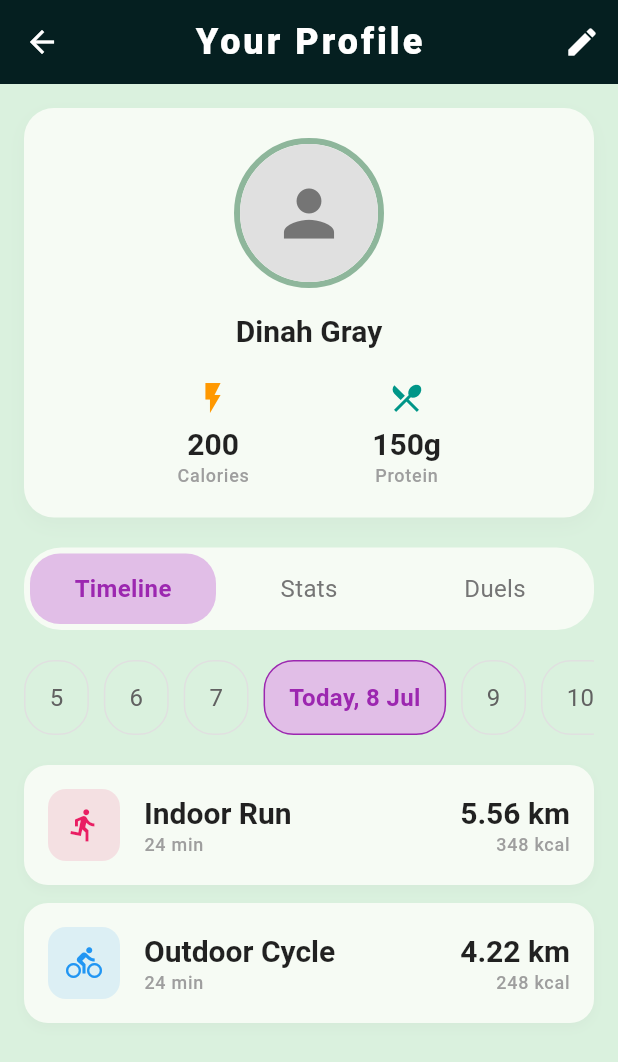
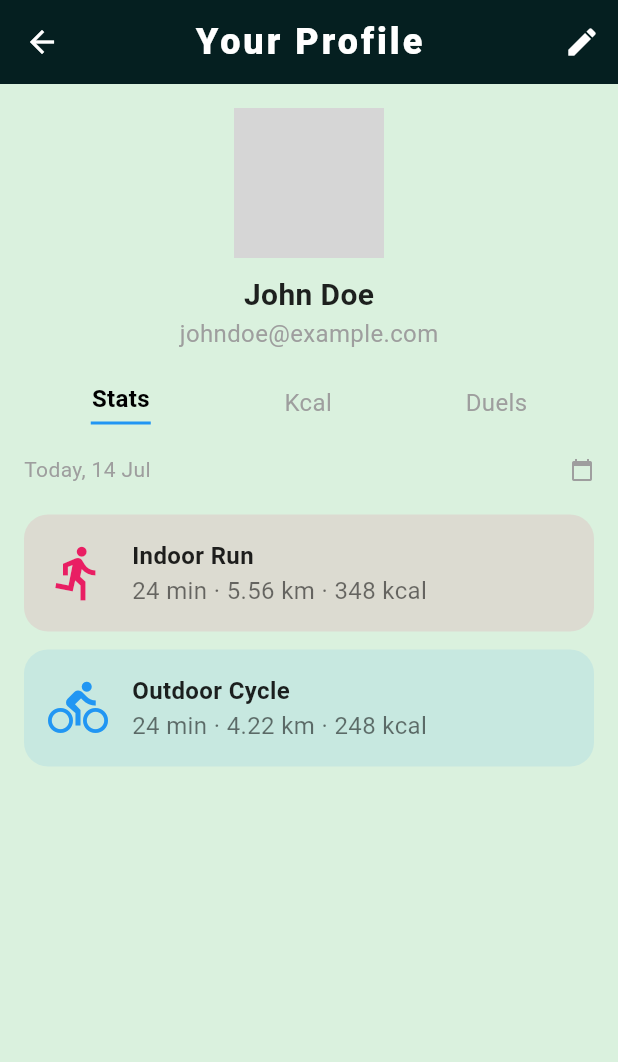
Before and after one commit to DJXROSSS/Fitness-App, a Flutter app: the ProfilePage screen opened directly, on a phone screen of 412 x 824 dp. Shown: the top 1062 px of the screen. Run offline on Flutter 3.47's test engine with Material 3 defaults, Android fonts, the phone set to English and light mode, and no system bars; our stand-ins replace firebase_auth, firebase_core, flutter_svg, google_sign_in; missing offline and left inert: flutter_facebook_auth; accounts and stored records are empty; network calls fail; Roboto replaces fonts that are missing (Segoe UI); statements that could not run were skipped; grey boxes are pictures that could not be loaded.

Commit message:
Changes in profile page and make Wrapper Class

```diff
--- a/lib/main.dart
+++ b/lib/main.dart
@@ -193,6 +193,7 @@
 //   }
 // }
 
+import 'package:befit/pages/wrapper.dart';
 import 'package:befit/services/app_theme.dart';
 import 'package:befit/pages/premium_page.dart';
 import 'package:befit/pages/Login_screen.dart';
@@ -225,7 +226,7 @@ class BeFitApp extends StatelessWidget {
       title: 'Be 𝓯𝓲𝓽',
       debugShowCheckedModeBanner: false,
       theme: AppTheme.theme,
-      home: SignInScreen(),
+      home: Wrapper(),
     );
   }
 }
--- a/lib/pages/profile_page.dart
+++ b/lib/pages/profile_page.dart
@@ -1,6 +1,5 @@
 import 'package:flutter/material.dart';
-import '../services/app_theme.dart'; // Make sure this import path is correct
-import '../services/edit.dart';
+import '../services/edit.dart'; // Make sure this import is correct
 
 class ProfilePage extends StatefulWidget {
   @override
@@ -41,10 +40,10 @@ class _ProfilePageState extends State<ProfilePage> {
             const SizedBox(height: 20),
             _buildTabBar(theme),
             const SizedBox(height: 20),
+            if (selectedTabIndex == 0) ...[
               _buildDateSelector(theme),
               const SizedBox(height: 20),
               _buildActivityItem(
-              theme,
                 icon: Icons.directions_run,
                 title: 'Indoor Run',
                 duration: '24 min',
@@ -54,7 +53,6 @@ class _ProfilePageState extends State<ProfilePage> {
               ),
               const SizedBox(height: 12),
               _buildActivityItem(
-              theme,
                 icon: Icons.directions_bike,
                 title: 'Outdoor Cycle',
                 duration: '24 min',
@@ -62,6 +60,124 @@ class _ProfilePageState extends State<ProfilePage> {
                 calories: '248 kcal',
                 color: Colors.blue,
               ),
+            ] else if (selectedTabIndex == 1) ...[
+              const SizedBox(height: 20),
+              const Text(
+                "1200",
+                style: TextStyle(fontSize: 48, fontWeight: FontWeight.bold),
+              ),
+              const Text("Kcal Burned", style: TextStyle(fontSize: 16)),
+              const SizedBox(height: 20),
+              Row(
+                mainAxisAlignment: MainAxisAlignment.spaceAround,
+                children: const [
+                  Column(
+                    children: [
+                      Icon(Icons.favorite_border),
+                      SizedBox(height: 5),
+                      Text("246 Kcal"),
+                      Text("Last 7 days"),
+                    ],
+                  ),
+                  Column(
+                    children: [
+                      Icon(Icons.local_fire_department),
+                      SizedBox(height: 5),
+                      Text("84k Kcal"),
+                      Text("All Time"),
+                    ],
+                  ),
+                  Column(
+                    children: [
+                      Icon(Icons.bolt),
+                      SizedBox(height: 5),
+                      Text("72 Kcal"),
+                      Text("Average"),
+                    ],
+                  ),
+                ],
+              ),
+            ] else if (selectedTabIndex == 2) ...[
+              Container(
+                margin: const EdgeInsets.only(top: 20),
+                padding: const EdgeInsets.all(16),
+                decoration: BoxDecoration(
+                  color: Colors.white,
+                  borderRadius: BorderRadius.circular(20),
+                  boxShadow: [
+                    BoxShadow(
+                      color: Colors.grey.withOpacity(0.1),
+                      blurRadius: 10,
+                      offset: const Offset(0, 5),
+                    ),
+                  ],
+                ),
+                child: Column(
+                  crossAxisAlignment: CrossAxisAlignment.start,
+                  children: [
+                    Row(
+                      children: const [
+                        CircleAvatar(
+                          radius: 24,
+                          backgroundImage: NetworkImage(
+                              'https://t4.ftcdn.net/jpg/09/55/69/87/360_F_955698734_605ipMO6Jrvh7ETAZpzfD9InRwnpOkVh.jpg'),
+                        ),
+                        SizedBox(width: 12),
+                        Icon(Icons.bolt, color: Colors.grey),
+                        SizedBox(width: 12),
+                        CircleAvatar(
+                          radius: 24,
+                          backgroundImage: NetworkImage(
+                              'https://t3.ftcdn.net/jpg/10/24/11/58/360_F_1024115848_VTfuHjHj9UVVvrUOaDQqm2clMspgRnGs.jpg'),
+                        ),
+                        SizedBox(width: 12),
+                        Text(
+                          "You vs Alexa",
+                          style: TextStyle(
+                              fontWeight: FontWeight.bold, fontSize: 16),
+                        ),
+                        Spacer(),
+                        Text("3 workouts", style: TextStyle(color: Colors.grey)),
+                      ],
+                    ),
+                    const SizedBox(height: 20),
+                    const Text("Today, 14 Jul",
+                        style: TextStyle(fontSize: 12, color: Colors.grey)),
+                    const SizedBox(height: 12),
+                    Stack(
+                      children: [
+                        Container(
+                          height: 10,
+                          decoration: BoxDecoration(
+                            color: Colors.grey[300],
+                            borderRadius: BorderRadius.circular(5),
+                          ),
+                        ),
+                        Container(
+                          height: 10,
+                          width: 200,
+                          decoration: BoxDecoration(
+                            color: Colors.purple,
+                            borderRadius: BorderRadius.circular(5),
+                          ),
+                        ),
+                      ],
+                    ),
+                    const SizedBox(height: 8),
+                    const Row(
+                      mainAxisAlignment: MainAxisAlignment.spaceBetween,
+                      children: [
+                        Text("2246",
+                            style: TextStyle(fontWeight: FontWeight.bold)),
+                        Text("vs"),
+                        Text("6468",
+                            style: TextStyle(fontWeight: FontWeight.bold)),
+                      ],
+                    ),
+                  ],
+                ),
+              ),
+            ]
           ],
         ),
       ),
@@ -69,164 +185,68 @@ class _ProfilePageState extends State<ProfilePage> {
   }
 
   Widget _buildProfileHeader(ThemeData theme) {
-    return Container(
-      padding: const EdgeInsets.all(20),
-      decoration: BoxDecoration(
-        color: theme.cardColor,
-        borderRadius: BorderRadius.circular(20),
-        boxShadow: [
-          BoxShadow(
-            color: Colors.grey.withOpacity(0.08),
-            blurRadius: 10,
-            offset: const Offset(0, 5),
+    return Column(
+      children: const [
+        CircleAvatar(
+          radius: 50,
+          backgroundImage: NetworkImage(
+            'https://via.placeholder.com/150',
           ),
+        ),
+        SizedBox(height: 10),
+        Text("John Doe", style: TextStyle(fontSize: 20, fontWeight: FontWeight.bold)),
+        Text("johndoe@example.com", style: TextStyle(color: Colors.grey)),
       ],
-      ),
+    );
+  }
+
+  Widget _buildTabBar(ThemeData theme) {
+    return Row(
+      mainAxisAlignment: MainAxisAlignment.spaceAround,
+      children: [
+        _buildTabItem("Stats", 0),
+        _buildTabItem("Kcal", 1),
+        _buildTabItem("Duels", 2),
+      ],
+    );
+  }
+
+  Widget _buildTabItem(String label, int index) {
+    final bool isSelected = selectedTabIndex == index;
+    return GestureDetector(
+      onTap: () {
+        setState(() => selectedTabIndex = index);
+      },
       child: Column(
         children: [
-          // Profile Image
+          Text(label,
+              style: TextStyle(
+                  fontSize: 16,
+                  fontWeight: isSelected ? FontWeight.bold : FontWeight.normal,
+                  color: isSelected ? Colors.black : Colors.grey)),
+          if (isSelected)
             Container(
-            width: 100,
-            height: 100,
-            decoration: BoxDecoration(
-              shape: BoxShape.circle,
-              border: Border.all(color: AppTheme.primaryColor, width: 4),
-            ),
-            child: ClipRRect(
-              borderRadius: BorderRadius.circular(50),
-              child: Image.network(
-                'https://t4.ftcdn.net/jpg/09/55/69/87/360_F_955698734_605ipMO6Jrvh7ETAZpzfD9InRwnpOkVh.jpg',
-                fit: BoxFit.cover,
-                errorBuilder: (_, __, ___) => Container(
-                  color: Colors.grey[300],
-                  child: Icon(Icons.person, size: 50, color: Colors.grey[600]),
-                ),
-              ),
-            ),
-          ),
-          const SizedBox(height: 16),
-          Text('Dinah Gray', style: theme.textTheme.titleLarge),
-          const SizedBox(height: 20),
-          Row(
-            mainAxisAlignment: MainAxisAlignment.spaceEvenly,
-            children: [
-              _buildStatItem(
-                icon: Icons.flash_on,
-                value: '200',
-                label: 'Calories',
-                color: Colors.orange,
-                theme: theme,
-              ),
-              _buildStatItem(
-                icon: Icons.local_dining,
-                value: '150g',
-                label: 'Protein',
-                color: Colors.teal,
-                theme: theme,
-              ),
-            ],
+              margin: const EdgeInsets.only(top: 4),
+              height: 2,
+              width: 40,
+              color: Colors.blue,
             ),
         ],
       ),
     );
   }
 
-  Widget _buildTabBar(ThemeData theme) {
-    List<String> tabs = ['Timeline', 'Stats', 'Duels'];
-    return Container(
-      padding: const EdgeInsets.all(4),
-      decoration: BoxDecoration(
-        color: theme.cardColor,
-        borderRadius: BorderRadius.circular(25),
-      ),
-      child: Row(
-        children: List.generate(tabs.length, (index) {
-          bool isActive = selectedTabIndex == index;
-          return Expanded(
-            child: GestureDetector(
-              onTap: () {
-                setState(() {
-                  selectedTabIndex = index;
-                });
-              },
-              child: Container(
-                padding: const EdgeInsets.symmetric(vertical: 12),
-                decoration: BoxDecoration(
-                  color: isActive ? Colors.purple[100] : Colors.transparent,
-                  borderRadius: BorderRadius.circular(20),
-                ),
-                child: Center(
-                  child: Text(
-                    tabs[index],
-                    style: TextStyle(
-                      color: isActive ? Colors.purple : Colors.grey[600],
-                      fontWeight: isActive
-                          ? FontWeight.bold
-                          : FontWeight.normal,
-                    ),
-                  ),
-                ),
-              ),
-            ),
-          );
-        }),
-      ),
-    );
-  }
-
   Widget _buildDateSelector(ThemeData theme) {
-    List<String> dates = ['5', '6', '7', 'Today, 8 Jul', '9', '10', '11'];
-    return SizedBox(
-      height: 50,
-      child: ListView.separated(
-        scrollDirection: Axis.horizontal,
-        itemCount: dates.length,
-        separatorBuilder: (_, __) => const SizedBox(width: 10),
-        itemBuilder: (context, index) {
-          bool isToday = index == 3;
-          return Container(
-            padding: const EdgeInsets.symmetric(horizontal: 16, vertical: 8),
-            decoration: BoxDecoration(
-              color: isToday ? Colors.purple[100] : Colors.transparent,
-              borderRadius: BorderRadius.circular(20),
-              border: Border.all(
-                color: isToday ? Colors.purple : Colors.grey[300]!,
-              ),
-            ),
-            child: Center(
-              child: Text(
-                dates[index],
-                style: TextStyle(
-                  color: isToday ? Colors.purple : Colors.grey[700],
-                  fontWeight: isToday ? FontWeight.bold : FontWeight.normal,
-                ),
-              ),
-            ),
-          );
-        },
-      ),
-    );
-  }
-
-  Widget _buildStatItem({
-    required IconData icon,
-    required String value,
-    required String label,
-    required Color color,
-    required ThemeData theme,
-  }) {
-    return Column(
-      children: [
-        Icon(icon, color: color),
-        const SizedBox(height: 6),
-        Text(value, style: theme.textTheme.titleLarge),
-        Text(label, style: theme.textTheme.labelSmall),
+    return Row(
+      mainAxisAlignment: MainAxisAlignment.spaceBetween,
+      children: const [
+        Text("Today, 14 Jul", style: TextStyle(fontSize: 14, color: Colors.grey)),
+        Icon(Icons.calendar_today, size: 16, color: Colors.grey),
       ],
     );
   }
 
-  Widget _buildActivityItem(
-    ThemeData theme, {
+  Widget _buildActivityItem({
     required IconData icon,
     required String title,
     required String duration,
@@ -237,42 +257,23 @@ class _ProfilePageState extends State<ProfilePage> {
     return Container(
       padding: const EdgeInsets.all(16),
       decoration: BoxDecoration(
-        color: theme.cardColor,
+        color: color.withOpacity(0.1),
         borderRadius: BorderRadius.circular(16),
-        boxShadow: [
-          BoxShadow(
-            color: Colors.grey.withOpacity(0.08),
-            blurRadius: 6,
-            offset: const Offset(0, 3),
-          ),
-        ],
       ),
       child: Row(
         children: [
-          Container(
-            padding: const EdgeInsets.all(12),
-            decoration: BoxDecoration(
-              color: color.withOpacity(0.12),
-              borderRadius: BorderRadius.circular(12),
-            ),
-            child: Icon(icon, color: color),
-          ),
+          Icon(icon, size: 40, color: color),
           const SizedBox(width: 16),
           Expanded(
             child: Column(
               crossAxisAlignment: CrossAxisAlignment.start,
               children: [
-                Text(title, style: theme.textTheme.titleLarge),
-                Text(duration, style: theme.textTheme.labelSmall),
+                Text(title,
+                    style: const TextStyle(fontSize: 16, fontWeight: FontWeight.bold)),
+                Text('$duration · $distance · $calories',
+                    style: const TextStyle(color: Colors.black54)),
               ],
             ),
-          ),
-          Column(
-            crossAxisAlignment: CrossAxisAlignment.end,
-            children: [
-              Text(distance, style: theme.textTheme.titleLarge),
-              Text(calories, style: theme.textTheme.labelSmall),
-            ],
           ),
         ],
       ),
--- /dev/null
+++ b/lib/pages/wrapper.dart
@@ -0,0 +1,33 @@
+import 'package:befit/main.dart';
+import 'package:befit/pages/Login_screen.dart';
+import 'package:firebase_auth/firebase_auth.dart';
+import 'package:flutter/material.dart';
+
+class Wrapper extends StatefulWidget {
+  const Wrapper({super.key});
+
+  @override
+  State<StatefulWidget> createState() => _WrapperState();
+
+}
+
+class _WrapperState extends State<Wrapper>{
+  @override
+  Widget build(BuildContext context) {
+    // TODO: implement build
+    return Scaffold(
+      body: StreamBuilder(
+          stream: FirebaseAuth.instance.authStateChanges(),
+          builder: (context,snapshot){
+            if(snapshot.hasData){
+              return HomeScreen();
+            }
+            else{
+              return SignInScreen();
+            }
+          }
+      ),
+    );
+  }
+
+}
--- a/lib/services/edit.dart
+++ b/lib/services/edit.dart
@@ -13,6 +13,10 @@ class _EditProfilePageState extends State<EditProfilePage> {
   final _phoneController = TextEditingController(text: '+1 234 567 8900');
   final _bioController = TextEditingController(text: 'Fitness enthusiast and runner');
 
+  bool isPublic = true;
+  bool isSharing = true;
+  bool pushNotifications = false;
+
   @override
   Widget build(BuildContext context) {
     final theme = Theme.of(context);
@@ -21,8 +25,10 @@ class _EditProfilePageState extends State<EditProfilePage> {
       backgroundColor: theme.scaffoldBackgroundColor,
       appBar: AppBar(
         title: const Text('Edit Profile'),
+        backgroundColor: Colors.white,
+        elevation: 0,
         leading: IconButton(
-          icon: const Icon(Icons.arrow_back),
+          icon: const Icon(Icons.arrow_back, color: Colors.black),
           onPressed: () => Navigator.pop(context),
         ),
         actions: [
@@ -54,7 +60,7 @@ class _EditProfilePageState extends State<EditProfilePage> {
           key: _formKey,
           child: Column(
             children: [
-              _buildProfileHeader(),
+              _buildProfilePhotoSection(),
               const SizedBox(height: 20),
               _buildFormFields(theme),
               const SizedBox(height: 20),
@@ -66,7 +72,7 @@ class _EditProfilePageState extends State<EditProfilePage> {
     );
   }
 
-  Widget _buildProfileHeader() {
+  Widget _buildProfilePhotoSection() {
     return Container(
       padding: const EdgeInsets.all(20),
       decoration: BoxDecoration(
@@ -84,10 +90,10 @@ class _EditProfilePageState extends State<EditProfilePage> {
         children: [
           Stack(
             children: [
-              CircleAvatar(
+              const CircleAvatar(
                 radius: 50,
-                backgroundColor: AppTheme.primaryColor.withOpacity(0.8),
-                child: const Icon(Icons.person, size: 50, color: Colors.white),
+                backgroundColor: Colors.orange,
+                child: Icon(Icons.person, size: 50, color: Colors.white),
               ),
               Positioned(
                 bottom: 0,
@@ -104,7 +110,7 @@ class _EditProfilePageState extends State<EditProfilePage> {
             ],
           ),
           const SizedBox(height: 16),
-          Text(
+          const Text(
             'Change Profile Photo',
             style: TextStyle(
               color: AppTheme.primaryColor,
@@ -136,8 +142,7 @@ class _EditProfilePageState extends State<EditProfilePage> {
             controller: _nameController,
             label: 'Full Name',
             icon: Icons.person,
-            validator: (value) =>
-            value == null || value.isEmpty ? 'Please enter your name' : null,
+            validator: (value) => value == null || value.isEmpty ? 'Please enter your name' : null,
           ),
           const SizedBox(height: 16),
           _buildTextField(
@@ -187,25 +192,25 @@ class _EditProfilePageState extends State<EditProfilePage> {
       child: Column(
         crossAxisAlignment: CrossAxisAlignment.start,
         children: [
-          Text(
-            'Privacy Settings',
-            style: theme.textTheme.titleLarge,
-          ),
+          Text('Privacy Settings', style: theme.textTheme.titleLarge),
           const SizedBox(height: 16),
           _buildSwitchTile(
             title: 'Public Profile',
             subtitle: 'Allow others to view your profile',
-            value: true,
+            value: isPublic,
+            onChanged: (val) => setState(() => isPublic = val),
           ),
           _buildSwitchTile(
             title: 'Activity Sharing',
             subtitle: 'Share your workouts with followers',
-            value: true,
+            value: isSharing,
+            onChanged: (val) => setState(() => isSharing = val),
           ),
           _buildSwitchTile(
             title: 'Push Notifications',
             subtitle: 'Receive workout reminders',
-            value: false,
+            value: pushNotifications,
+            onChanged: (val) => setState(() => pushNotifications = val),
           ),
         ],
       ),
@@ -228,6 +233,11 @@ class _EditProfilePageState extends State<EditProfilePage> {
       decoration: InputDecoration(
         labelText: label,
         prefixIcon: Icon(icon, color: AppTheme.primaryColor),
+        border: OutlineInputBorder(
+          borderRadius: BorderRadius.circular(12),
+        ),
+        filled: true,
+        fillColor: Colors.grey[50],
       ),
     );
   }
@@ -236,22 +246,13 @@ class _EditProfilePageState extends State<EditProfilePage> {
     required String title,
     required String subtitle,
     required bool value,
+    required Function(bool) onChanged,
   }) {
     return SwitchListTile(
-      title: Text(
-        title,
-        style: const TextStyle(fontWeight: FontWeight.w600),
-      ),
-      subtitle: Text(
-        subtitle,
-        style: const TextStyle(fontSize: 12, color: Colors.grey),
-      ),
+      title: Text(title, style: const TextStyle(fontWeight: FontWeight.w600)),
+      subtitle: Text(subtitle, style: const TextStyle(fontSize: 12, color: Colors.grey)),
       value: value,
-      onChanged: (bool newValue) {
-        setState(() {
-          // Logic to change setting
-        });
-      },
+      onChanged: onChanged,
       activeColor: AppTheme.primaryColor,
     );
   }
```
Lines whose indentation alone changed are shown as unchanged.
